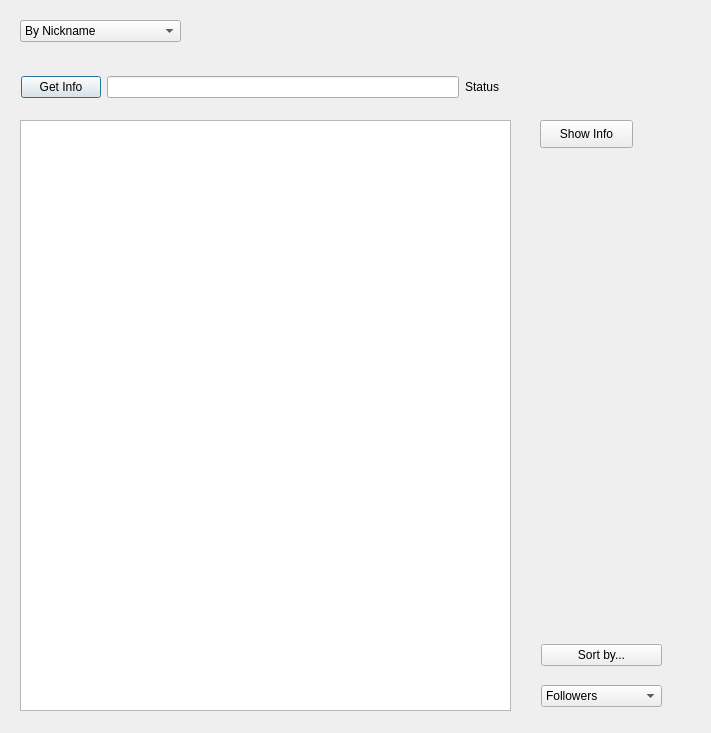
Before: the Qt Designer form my_project/insta_parser.ui in StasDzundza/Instagram-Photo-Parser-and-Image-Editor, drawn with Qt 5.
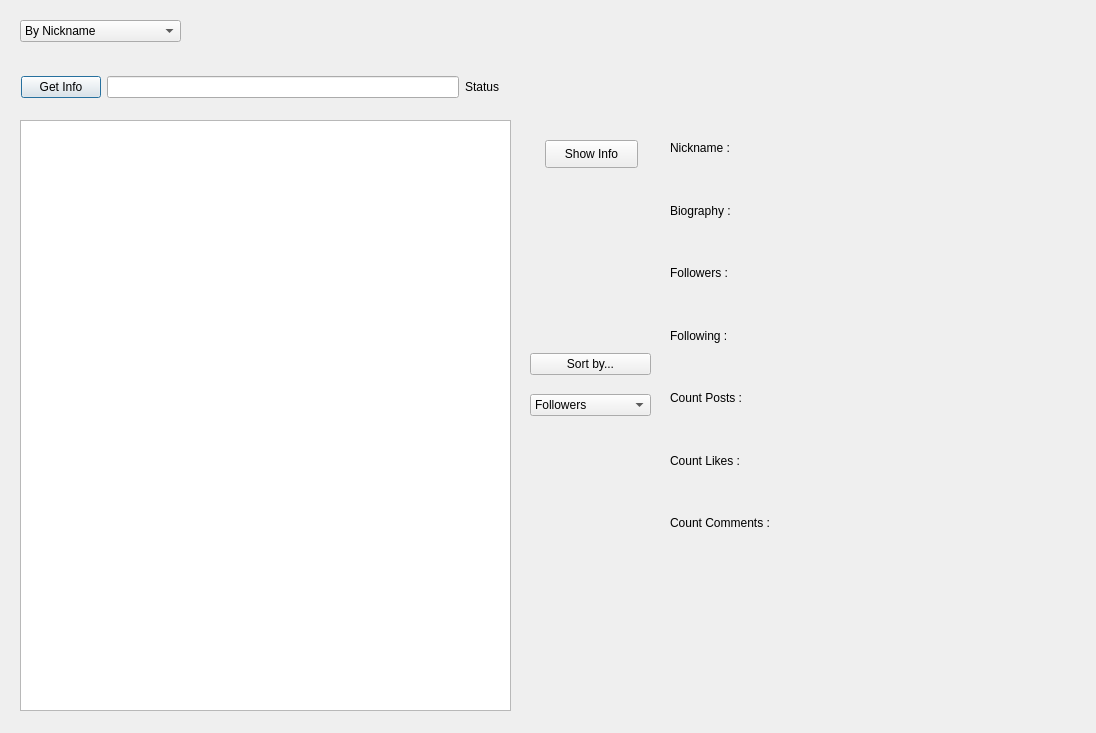
After: the same form once the commit is applied.

Commit message: solve parse million and etc followers,posts

Diff of the .ui file:
```diff
--- a/my_project/insta_parser.ui
+++ b/my_project/insta_parser.ui
@@ -6,7 +6,7 @@
    <rect>
     <x>0</x>
     <y>0</y>
-    <width>711</width>
+    <width>1096</width>
     <height>733</height>
    </rect>
   </property>
@@ -86,8 +86,8 @@
   <widget class="QPushButton" name="show_info_button">
    <property name="geometry">
     <rect>
-     <x>540</x>
-     <y>120</y>
+     <x>545</x>
+     <y>140</y>
      <width>93</width>
      <height>28</height>
     </rect>
@@ -99,8 +99,8 @@
   <widget class="QWidget" name="">
    <property name="geometry">
     <rect>
-     <x>541</x>
-     <y>631</y>
+     <x>530</x>
+     <y>340</y>
      <width>121</width>
      <height>91</height>
     </rect>
@@ -144,6 +144,67 @@
     </item>
    </layout>
   </widget>
+  <widget class="QWidget" name="">
+   <property name="geometry">
+    <rect>
+     <x>670</x>
+     <y>120</y>
+     <width>351</width>
+     <height>431</height>
+    </rect>
+   </property>
+   <layout class="QVBoxLayout" name="verticalLayout_2">
+    <item>
+     <widget class="QLabel" name="lbl_name">
+      <property name="text">
+       <string>Nickname :</string>
+      </property>
+     </widget>
+    </item>
+    <item>
+     <widget class="QLabel" name="lbl_biography">
+      <property name="text">
+       <string>Biography :</string>
+      </property>
+     </widget>
+    </item>
+    <item>
+     <widget class="QLabel" name="lbl_followers">
+      <property name="text">
+       <string>Followers :</string>
+      </property>
+     </widget>
+    </item>
+    <item>
+     <widget class="QLabel" name="lbl_following">
+      <property name="text">
+       <string>Following :</string>
+      </property>
+     </widget>
+    </item>
+    <item>
+     <widget class="QLabel" name="lbl_posts">
+      <property name="text">
+       <string>Count Posts : </string>
+      </property>
+     </widget>
+    </item>
+    <item>
+     <widget class="QLabel" name="lbl_likes">
+      <property name="text">
+       <string>Count Likes :</string>
+      </property>
+     </widget>
+    </item>
+    <item>
+     <widget class="QLabel" name="lbl_comments">
+      <property name="text">
+       <string>Count Comments :</string>
+      </property>
+     </widget>
+    </item>
+   </layout>
+  </widget>
  </widget>
  <resources/>
  <connections/>
```
The commit also changes 4 other files.
